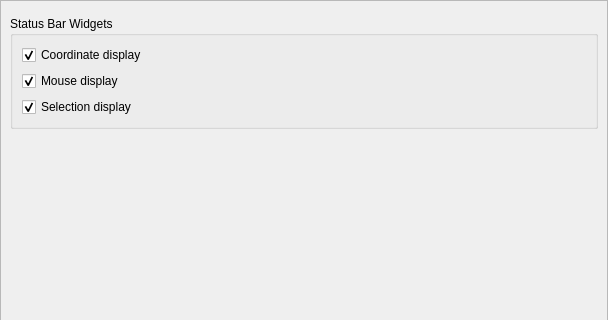
Before: the Qt Designer form scripts/Widgets/StatusBar/PreferencesPage.ui in qcad/qcad, drawn with Qt 5; both pictures show x 0 to 608 and y 0 to 320 of the 608 by 567 pixel window.
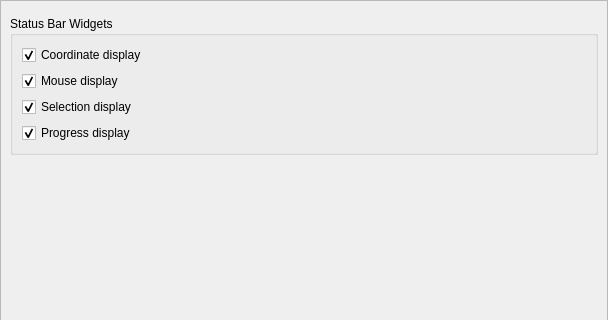
After: the same form once the commit is applied. Custom widgets are drawn as their Qt base class.

```diff
--- a/scripts/Widgets/StatusBar/PreferencesPage.ui
+++ b/scripts/Widgets/StatusBar/PreferencesPage.ui
@@ -84,6 +84,16 @@
          </property>
         </widget>
        </item>
+       <item>
+        <widget class="QCheckBox" name="ProgressDisplay">
+         <property name="text">
+          <string>Progress display</string>
+         </property>
+         <property name="checked">
+          <bool>true</bool>
+         </property>
+        </widget>
+       </item>
       </layout>
      </widget>
     </item>
```
